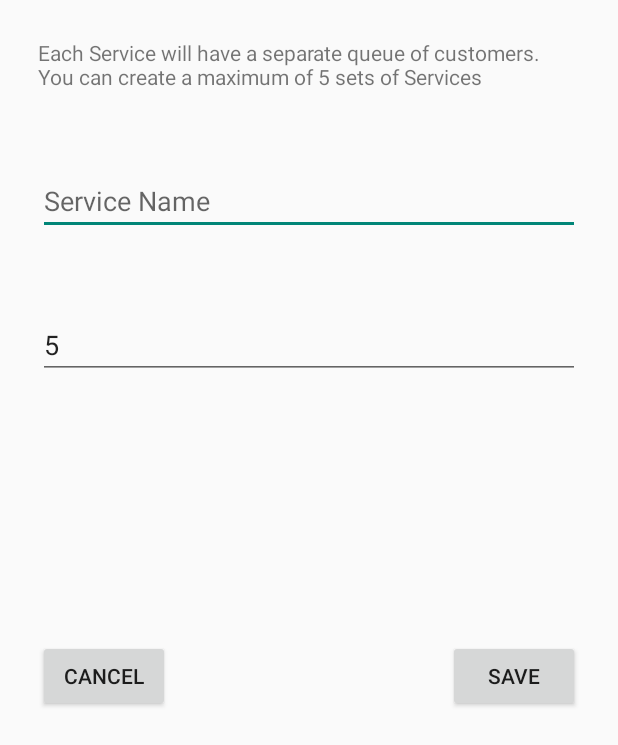
After one commit to MatthewVillaflores/QApp, an Android app: the layout dialog_edit_service.xml on its own in the app's theme, with its tools: preview values and no code run, on a phone screen of 412 x 824 dp. The commit adds this screen. Shown: the top 745 px of the screen. Run offline under Robolectric (Android 15) with nearby library versions, the phone set to English and light mode, and no system bars.

Commit message:
Service: Edit and Delete

```diff
--- /dev/null
+++ b/app/src/main/res/layout/dialog_edit_service.xml
@@ -0,0 +1,57 @@
+<?xml version="1.0" encoding="utf-8"?>
+<FrameLayout
+    xmlns:android="http://schemas.android.com/apk/res/android"
+    android:layout_width="match_parent"
+    android:layout_height="500dp">
+
+    <RelativeLayout
+        android:layout_width="match_parent"
+        android:layout_height="match_parent">
+
+        <TextView
+            android:layout_width="wrap_content"
+            android:layout_height="wrap_content"
+            android:layout_margin="25dp"
+            android:id="@+id/dialog_edit_service_help"
+            android:text="Each Service will have a separate queue of customers. You can create a maximum of 5 sets of Services" />
+
+        <EditText
+            android:layout_width="match_parent"
+            android:layout_height="wrap_content"
+            android:layout_margin="25dp"
+            android:layout_below="@id/dialog_edit_service_help"
+            android:id="@+id/dialog_edit_service_name"
+            android:hint="Service Name" />
+
+
+        <EditText
+            android:layout_width="match_parent"
+            android:layout_height="wrap_content"
+            android:inputType="number"
+            android:ems="10"
+            android:id="@+id/dialog_new_Service_default_time"
+            android:layout_below="@+id/dialog_edit_service_name"
+            android:layout_margin="25dp"
+            android:text="5" />
+
+        <Button
+            android:layout_width="wrap_content"
+            android:layout_height="wrap_content"
+            android:layout_alignParentEnd="true"
+            android:layout_alignParentRight="true"
+            android:layout_alignParentBottom="true"
+            android:layout_margin="25dp"
+            android:text="Save"
+            android:id = "@+id/dialog_edit_service_save_button"/>
+
+        <Button
+            android:layout_width="wrap_content"
+            android:layout_height="wrap_content"
+            android:layout_alignParentBottom="true"
+            android:layout_alignParentLeft="true"
+            android:layout_margin="25dp"
+            android:text="Cancel"
+            android:id = "@+id/dialog_edit_service_cancel_button" />
+    </RelativeLayout>
+
+</FrameLayout>
--- a/app/src/main/res/xml/settings_preference.xml
+++ b/app/src/main/res/xml/settings_preference.xml
@@ -5,10 +5,12 @@
     android:layout_height="match_parent" >
     <EditTextPreference
         android:key="company_name"
-        android:title="Company Name" />
+        android:title="Company Name"
+        android:defaultValue="Company ABC" />
     <EditTextPreference
         android:key="language"
-        android:title="Language" />
+        android:title="Language"
+        android:defaultValue="English"/>
     <EditTextPreference
         android:key="date_format"
         android:title="Date Format" />
```
Also changed, not shown: app/src/main/java/com/tech/ivant/qapp/fragments/EditServiceAdapter.java (+71 -2 lines), app/src/main/java/com/tech/ivant/qapp/fragments/ServicesEditFragment.java (+19 -1 lines), app/src/main/res/layout/list_service_item.xml (added, +33 -0 lines).
